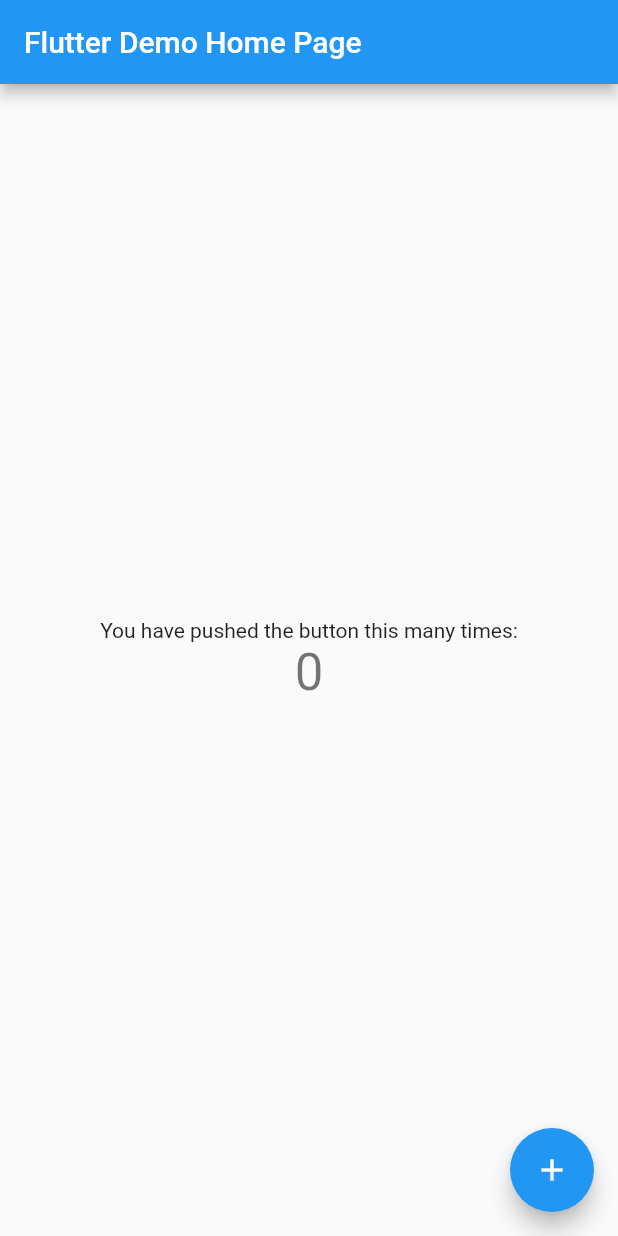
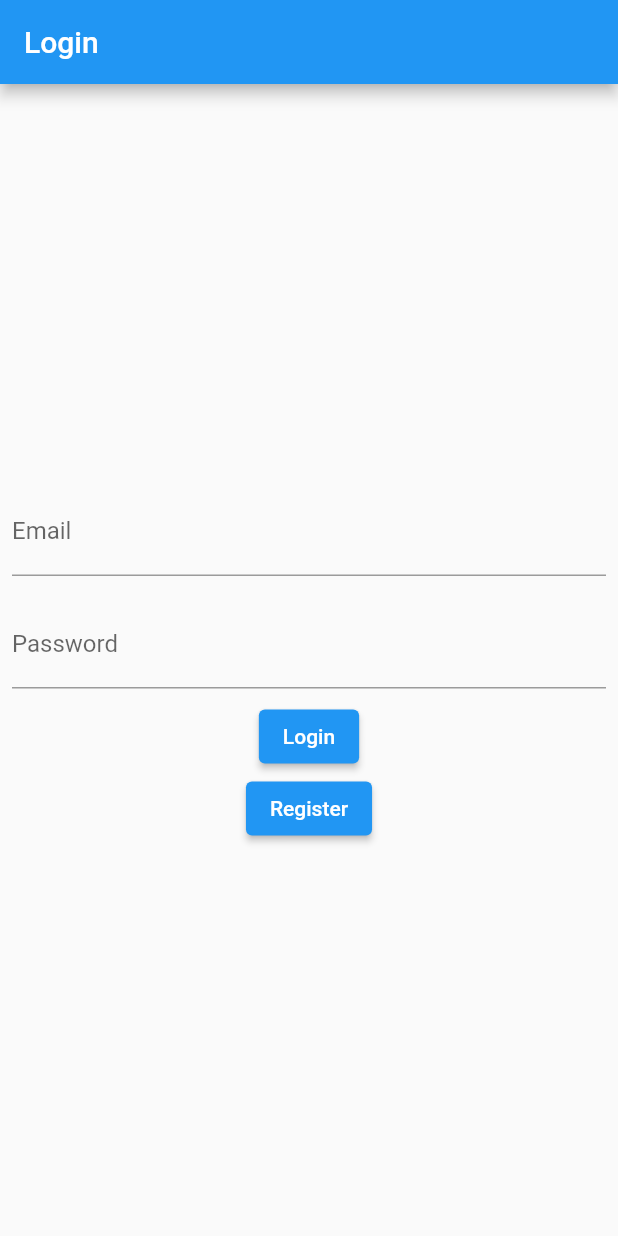
Before and after one commit to j-robin-hunter/rEVup, a Flutter app: the screen it shows after launch, on a phone screen of 412 x 824 dp. Run offline on Flutter 3.47's test engine with Material 2 defaults, Android fonts, the phone set to English and light mode, and no system bars; our stand-ins replace cloud_firestore, firebase_auth, firebase_core; accounts and stored records are empty.

Commit message:
Basic Firebase interaction

```diff
--- a/lib/main.dart
+++ b/lib/main.dart
@@ -1,115 +1,43 @@
 import 'package:flutter/material.dart';
+import 'package:firebase_core/firebase_core.dart';
+import 'package:provider/provider.dart';
+import 'package:revup/screens/login_screen.dart';
+import 'package:revup/screens/register_screen.dart';
+import 'package:revup/services/auth_service.dart';
+import 'package:revup/services/cloud_firestore_service.dart';
+import 'package:revup/widgets/firebase_initialize.dart';
 
-void main() {
+Future<void> main() async {
+  WidgetsFlutterBinding.ensureInitialized();
+  await Firebase.initializeApp();
   runApp(const MyApp());
 }
 
 class MyApp extends StatelessWidget {
   const MyApp({Key? key}) : super(key: key);
 
-  // This widget is the root of your application.
   @override
   Widget build(BuildContext context) {
-    return MaterialApp(
-      title: 'Flutter Demo',
-      theme: ThemeData(
-        // This is the theme of your application.
-        //
-        // Try running your application with "flutter run". You'll see the
-        // application has a blue toolbar. Then, without quitting the app, try
-        // changing the primarySwatch below to Colors.green and then invoke
-        // "hot reload" (press "r" in the console where you ran "flutter run",
-        // or simply save your changes to "hot reload" in a Flutter IDE).
-        // Notice that the counter didn't reset back to zero; the application
-        // is not restarted.
-        primarySwatch: Colors.blue,
-      ),
-      home: const MyHomePage(title: 'Flutter Demo Home Page'),
+    return MultiProvider(
+      providers: [
+        Provider<AuthService>(
+          create: (_) => AuthService(),
+        ),
+        Provider<CloudFirestoreService>(
+          create: (_) => CloudFirestoreService(),
+        ),
+      ],
+      child: MaterialApp(
+          title: 'rEVup',
+          theme: ThemeData(
+            primarySwatch: Colors.blue,
+          ),
+          initialRoute: '/',
+          routes: {
+            '/': (context) => FirebaseInitialize(),
+            '/login': (context) => const LoginScreen(),
+            '/register': (context) => const RegisterScreen(),
+          }),
     );
   }
 }
-
-class MyHomePage extends StatefulWidget {
-  const MyHomePage({Key? key, required this.title}) : super(key: key);
-
-  // This widget is the home page of your application. It is stateful, meaning
-  // that it has a State object (defined below) that contains fields that affect
-  // how it looks.
-
-  // This class is the configuration for the state. It holds the values (in this
-  // case the title) provided by the parent (in this case the App widget) and
-  // used by the build method of the State. Fields in a Widget subclass are
-  // always marked "final".
-
-  final String title;
-
-  @override
-  State<MyHomePage> createState() => _MyHomePageState();
-}
-
-class _MyHomePageState extends State<MyHomePage> {
-  int _counter = 0;
-
-  void _incrementCounter() {
-    setState(() {
-      // This call to setState tells the Flutter framework that something has
-      // changed in this State, which causes it to rerun the build method below
-      // so that the display can reflect the updated values. If we changed
-      // _counter without calling setState(), then the build method would not be
-      // called again, and so nothing would appear to happen.
-      _counter++;
-    });
-  }
-
-  @override
-  Widget build(BuildContext context) {
-    // This method is rerun every time setState is called, for instance as done
-    // by the _incrementCounter method above.
-    //
-    // The Flutter framework has been optimized to make rerunning build methods
-    // fast, so that you can just rebuild anything that needs updating rather
-    // than having to individually change instances of widgets.
-    return Scaffold(
-      appBar: AppBar(
-        // Here we take the value from the MyHomePage object that was created by
-        // the App.build method, and use it to set our appbar title.
-        title: Text(widget.title),
-      ),
-      body: Center(
-        // Center is a layout widget. It takes a single child and positions it
-        // in the middle of the parent.
-        child: Column(
-          // Column is also a layout widget. It takes a list of children and
-          // arranges them vertically. By default, it sizes itself to fit its
-          // children horizontally, and tries to be as tall as its parent.
-          //
-          // Invoke "debug painting" (press "p" in the console, choose the
-          // "Toggle Debug Paint" action from the Flutter Inspector in Android
-          // Studio, or the "Toggle Debug Paint" command in Visual Studio Code)
-          // to see the wireframe for each widget.
-          //
-          // Column has various properties to control how it sizes itself and
-          // how it positions its children. Here we use mainAxisAlignment to
-          // center the children vertically; the main axis here is the vertical
-          // axis because Columns are vertical (the cross axis would be
-          // horizontal).
-          mainAxisAlignment: MainAxisAlignment.center,
-          children: <Widget>[
-            const Text(
-              'You have pushed the button this many times:',
-            ),
-            Text(
-              '$_counter',
-              style: Theme.of(context).textTheme.headline4,
-            ),
-          ],
-        ),
-      ),
-      floatingActionButton: FloatingActionButton(
-        onPressed: _incrementCounter,
-        tooltip: 'Increment',
-        child: const Icon(Icons.add),
-      ), // This trailing comma makes auto-formatting nicer for build methods.
-    );
-  }
-}
--- /dev/null
+++ b/lib/models/install.dart
@@ -0,0 +1,7 @@
+class Install {
+  final String who;
+
+  Install({
+    required this.who,
+  });
+}
--- /dev/null
+++ b/lib/models/lead.dart
@@ -0,0 +1,13 @@
+class Lead {
+  final String name;
+
+  Lead({
+    required this.name,
+  });
+
+  factory Lead.fromMap(Map data) {
+    return Lead(
+      name: data['name'] ?? '',
+    );
+  }
+}
--- /dev/null
+++ b/lib/models/user.dart
@@ -0,0 +1,12 @@
+import 'package:flutter/cupertino.dart';
+
+@immutable
+class User {
+  final String uid;
+  final String? email;
+
+  const User({
+    required this.uid,
+    this.email
+  });
+}
--- /dev/null
+++ b/lib/screens/login_screen.dart
@@ -0,0 +1,57 @@
+import 'package:flutter/cupertino.dart';
+import 'package:flutter/material.dart';
+import 'package:provider/provider.dart';
+import 'package:revup/services/auth_service.dart';
+
+class LoginScreen extends StatelessWidget {
+  const LoginScreen({Key? key}) : super(key: key);
+
+  @override
+  Widget build(BuildContext context) {
+    final TextEditingController emailController = TextEditingController();
+    final TextEditingController passwordController = TextEditingController();
+
+    final authService = Provider.of<AuthService>(context);
+
+    return Scaffold(
+      appBar: AppBar(
+        title: const Text('Login'),
+      ),
+      body: Column(
+        mainAxisAlignment: MainAxisAlignment.center,
+        children: [
+          Padding(
+            padding: const EdgeInsets.all(8.0),
+            child: TextField(
+              controller: emailController,
+              decoration: const InputDecoration(
+                labelText: 'Email',
+              ),
+            ),
+          ),
+          Padding(
+            padding: const EdgeInsets.all(8.0),
+            child: TextField(
+              controller: passwordController,
+              decoration: const InputDecoration(
+                labelText: 'Password',
+              ),
+            ),
+          ),
+          ElevatedButton(
+            onPressed: () async {
+              await authService.signInWithEmailAndPassword(emailController.text, passwordController.text);
+            },
+            child: const Text('Login'),
+          ),
+          ElevatedButton(
+            onPressed: () {
+              Navigator.pushNamed(context, '/register');
+            },
+            child: const Text('Register'),
+          ),
+        ],
+      ),
+    );
+  }
+}
--- /dev/null
+++ b/lib/services/auth_service.dart
@@ -0,0 +1,37 @@
+import 'package:firebase_auth/firebase_auth.dart' as auth;
+import 'package:revup/models/user.dart';
+
+class AuthService {
+  final auth.FirebaseAuth _firebaseAuth = auth.FirebaseAuth.instance;
+
+  User? _userFromFirebase(auth.User? user) {
+    if (user == null) {
+      return null;
+    }
+    return User(uid: user.uid, email: user.email);
+  }
+
+  Stream<User?>? get user {
+    return _firebaseAuth.authStateChanges().map(_userFromFirebase);
+  }
+
+  Future<User?> signInWithEmailAndPassword(
+    String email,
+    String password,
+  ) async {
+    final credential = await _firebaseAuth.signInWithEmailAndPassword(email: email, password: password);
+    return _userFromFirebase(credential.user);
+  }
+
+  Future<User?> createUserWithEmailAndPassword(
+    String email,
+    String password,
+  ) async {
+    final credential = await _firebaseAuth.createUserWithEmailAndPassword(email: email, password: password);
+    return _userFromFirebase(credential.user);
+  }
+
+  Future<void> signOut() async {
+    return await _firebaseAuth.signOut();
+  }
+}
--- /dev/null
+++ b/lib/widgets/auth_wrapper.dart
@@ -0,0 +1,31 @@
+import 'package:flutter/cupertino.dart';
+import 'package:flutter/material.dart';
+import 'package:provider/provider.dart';
+import 'package:revup/models/user.dart';
+import 'package:revup/screens/home_screen.dart';
+import 'package:revup/screens/login_screen.dart';
+import 'package:revup/services/auth_service.dart';
+
+class AuthWrapper extends StatelessWidget {
+  const AuthWrapper({Key? key}) : super(key: key);
+
+  @override
+  Widget build(BuildContext context) {
+    final authService = Provider.of<AuthService>(context);
+    return StreamBuilder(
+      stream: authService.user,
+      builder: (_, AsyncSnapshot<User?> snapshot) {
+        if (snapshot.connectionState == ConnectionState.active) {
+          final User? user = snapshot.data;
+          return user == null ? const LoginScreen() : HomeScreen();
+        } else {
+          return const Scaffold(
+            body: Center(
+              child: CircularProgressIndicator(),
+            ),
+          );
+        }
+      }
+    );
+  }
+}
--- /dev/null
+++ b/lib/widgets/firebase_initialize.dart
@@ -0,0 +1,29 @@
+import 'package:firebase_core/firebase_core.dart';
+import 'package:flutter/cupertino.dart';
+import 'package:flutter/material.dart';
+import 'package:revup/widgets/auth_wrapper.dart';
+
+class FirebaseInitialize extends StatelessWidget {
+  FirebaseInitialize({Key? key}) : super(key: key);
+
+  final Future<FirebaseApp> _firebaseApp = Firebase.initializeApp();
+
+  @override
+  Widget build(BuildContext context) {
+    return FutureBuilder(
+      future: _firebaseApp,
+      builder: (context, snapshot) {
+        if (snapshot.hasError) {
+          print('You have an error! ${snapshot.error.toString()}');
+          return const Text('Something went wrong!');
+        } else if (snapshot.hasData) {
+          return const AuthWrapper();
+        } else {
+          return const Center(
+            child: CircularProgressIndicator(),
+          );
+        }
+      },
+    );
+  }
+}
--- a/pubspec.yaml
+++ b/pubspec.yaml
@@ -29,7 +29,10 @@
 dependencies:
   flutter:
     sdk: flutter
-
+  firebase_core: ^1.10.0
+  firebase_auth: ^3.2.0
+  cloud_firestore: ^3.1.0
+  provider: ^6.0.1
 
   # The following adds the Cupertino Icons font to your application.
   # Use with the CupertinoIcons class for iOS style icons.
```
Also changed, not shown: lib/forms/lead_form.dart (added, +69 -0 lines), lib/screens/home_screen.dart (added, +56 -0 lines), lib/screens/register_screen.dart (added, +52 -0 lines), lib/services/cloud_firestore_service.dart (added, +23 -0 lines), pubspec.lock, 5 other files.
